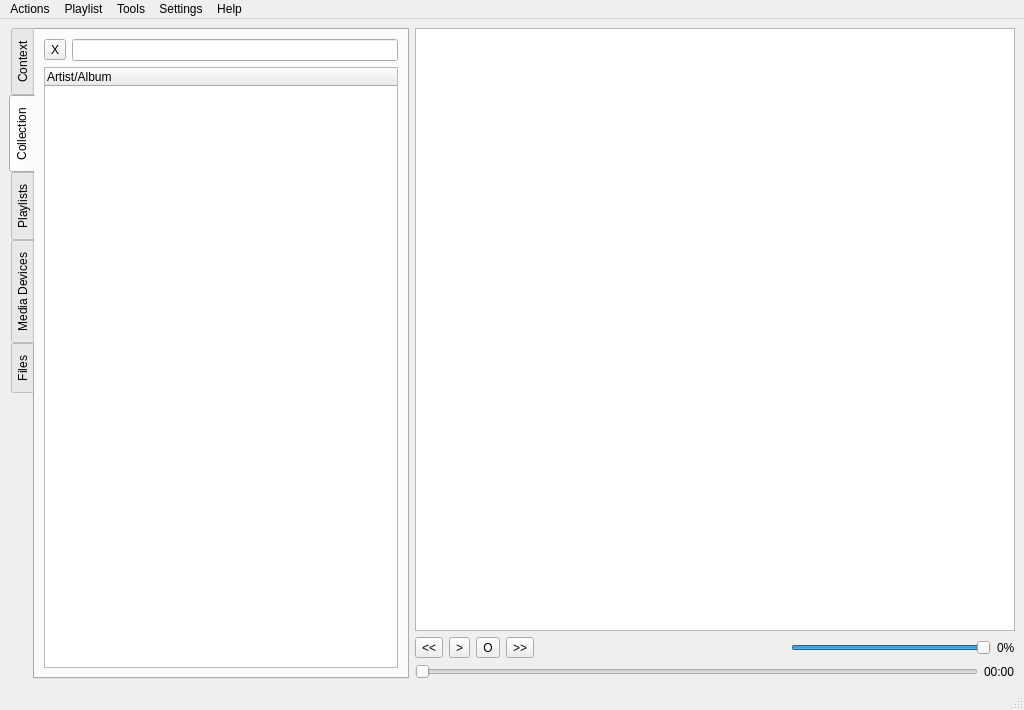
Above: ui/amaroq.ui from handsomegui/Gereqi before the change. Below: the same form after it.
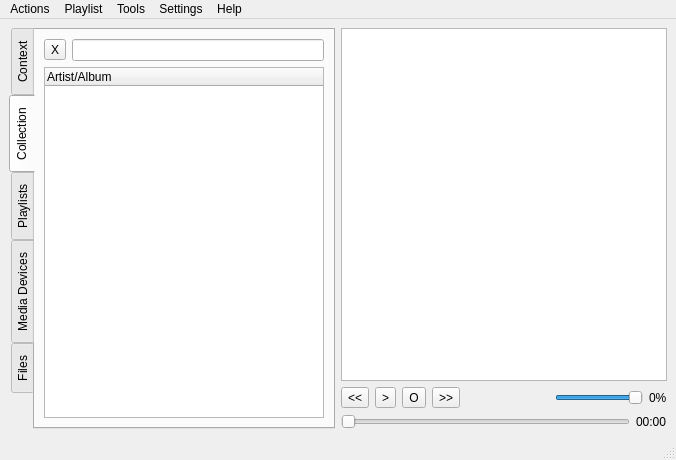
That is the form after the change.

The edit to the form file:
```diff
--- a/ui/amaroq.ui
+++ b/ui/amaroq.ui
@@ -6,8 +6,8 @@
    <rect>
     <x>0</x>
     <y>0</y>
-    <width>1024</width>
-    <height>710</height>
+    <width>676</width>
+    <height>460</height>
    </rect>
   </property>
   <property name="windowTitle">
@@ -232,7 +232,7 @@
     <rect>
      <x>0</x>
      <y>0</y>
-     <width>1024</width>
+     <width>676</width>
      <height>24</height>
     </rect>
    </property>
```
Left out of the diff: 2 changed lines with no effect on the pictures.
